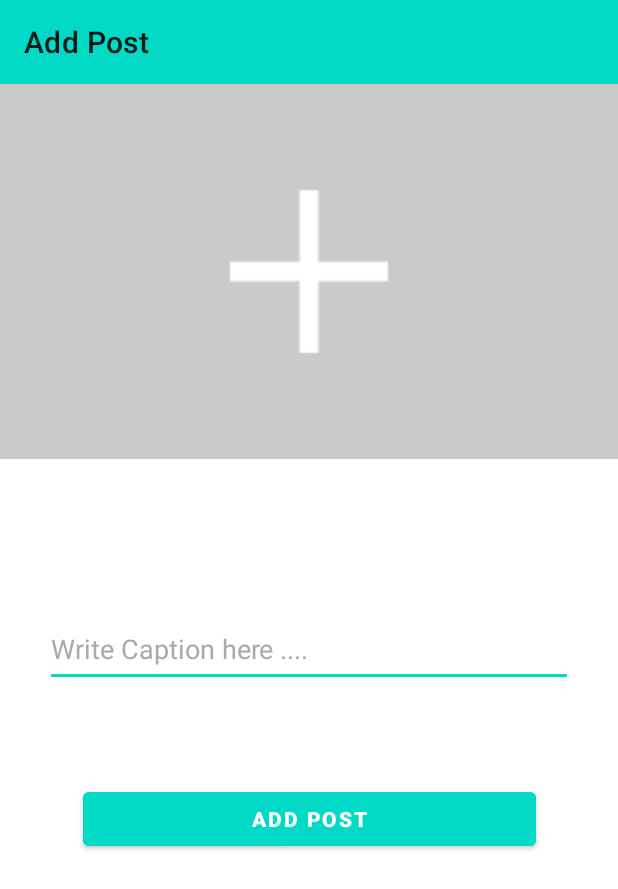
After one commit to aritra-tech/Petzzu-Aritra, an Android app: the AddPostActivity screen opened directly, with no data from a screen before it, on a phone screen of 412 x 824 dp. The commit adds this screen. Shown: the top 889 px of the screen. Run offline under Robolectric (Android 15) with nearby library versions, the phone set to English and light mode, and no system bars; our stand-ins replace Firebase (no records; nobody signed in at launch, a user with empty details on screens opened directly); libraries missing offline, so code that uses them is left out: com.theartofdev.edmodo; Roboto replaces fonts that are not available here.

Commit message:
Add Post

```diff
--- a/app/build.gradle
+++ b/app/build.gradle
@@ -71,5 +71,6 @@ dependencies {
 
     implementation 'de.hdodenhof:circleimageview:3.1.0'
     api 'com.theartofdev.edmodo:android-image-cropper:2.8.+'
+    implementation 'com.github.bumptech.glide:glide:4.11.0'
 
 }
--- /dev/null
+++ b/app/src/main/java/com/example/petzzu/AddPostActivity.java
@@ -0,0 +1,135 @@
+package com.example.petzzu;
+
+import androidx.annotation.NonNull;
+import androidx.annotation.Nullable;
+import androidx.appcompat.app.AppCompatActivity;
+import androidx.appcompat.widget.Toolbar;
+
+import android.content.Intent;
+import android.net.Uri;
+import android.os.Bundle;
+import android.view.View;
+import android.widget.Button;
+import android.widget.EditText;
+import android.widget.ImageView;
+import android.widget.ProgressBar;
+import android.widget.Toast;
+
+import com.google.android.gms.tasks.OnCompleteListener;
+import com.google.android.gms.tasks.OnSuccessListener;
+import com.google.android.gms.tasks.Task;
+import com.google.firebase.auth.FirebaseAuth;
+import com.google.firebase.firestore.DocumentReference;
+import com.google.firebase.firestore.FieldValue;
+import com.google.firebase.firestore.FirebaseFirestore;
+import com.google.firebase.storage.FirebaseStorage;
+import com.google.firebase.storage.StorageReference;
+import com.google.firebase.storage.UploadTask;
+import com.theartofdev.edmodo.cropper.CropImage;
+import com.theartofdev.edmodo.cropper.CropImageView;
+
+import java.util.HashMap;
+
+public class AddPostActivity extends AppCompatActivity {
+    private Button mAddPostButton;
+    private EditText mCaptionText;
+    private ImageView mPostImage;
+    private ProgressBar mProgressBar;
+    private Uri postImageUri=null;
+    private StorageReference storageReference;
+    private FirebaseFirestore firestore;
+    private FirebaseAuth auth;
+    private String currentUserId;
+    private Toolbar postToolbar;
+
+    @Override
+    protected void onCreate(Bundle savedInstanceState) {
+        super.onCreate(savedInstanceState);
+        setContentView(R.layout.activity_add_post);
+        mAddPostButton=findViewById(R.id.save_post_btn);
+        mCaptionText=findViewById(R.id.caption_text);
+        mPostImage=findViewById(R.id.post_image);
+        mProgressBar=findViewById(R.id.post_progressBar);
+        mProgressBar.setVisibility(View.INVISIBLE);
+        postToolbar=findViewById(R.id.addpost_toolbar);
+        setSupportActionBar(postToolbar);
+        getSupportActionBar().setTitle("Add Post");
+        storageReference= FirebaseStorage.getInstance().getReference();
+        firestore=FirebaseFirestore.getInstance();
+        auth=FirebaseAuth.getInstance();
+        currentUserId=auth.getCurrentUser().getUid();
+        mPostImage.setOnClickListener(new View.OnClickListener() {
+            @Override
+            public void onClick(View view) {
+                CropImage.activity()
+                        .setGuidelines(CropImageView.Guidelines.ON)
+                        .setAspectRatio(3,2)
+                        .setMinCropResultSize(512,512)
+                        .start(AddPostActivity.this);
+            }
+        });
+        mAddPostButton.setOnClickListener(new View.OnClickListener() {
+            @Override
+            public void onClick(View view) {
+                mProgressBar.setVisibility(View.VISIBLE);
+                String caption=mCaptionText.getText().toString();
+                if (!caption.isEmpty() && postImageUri!=null){
+                    StorageReference postRef=storageReference.child("post_images").child(FieldValue.serverTimestamp().toString() + ".jpg");
+                    postRef.putFile(postImageUri).addOnCompleteListener(new OnCompleteListener<UploadTask.TaskSnapshot>() {
+                        @Override
+                        public void onComplete(@NonNull Task<UploadTask.TaskSnapshot> task) {
+                            if (task.isSuccessful()){
+                                postRef.getDownloadUrl().addOnSuccessListener(new OnSuccessListener<Uri>() {
+                                    @Override
+                                    public void onSuccess(Uri uri) {
+                                        HashMap<String,Object> postMap=new HashMap<>();
+                                        postMap.put("image",uri.toString());
+                                        postMap.put("user",currentUserId);
+                                        postMap.put("caption",caption);
+                                        postMap.put("time",FieldValue.serverTimestamp());
+
+                                        firestore.collection("Posts").add(postMap).addOnCompleteListener(new OnCompleteListener<DocumentReference>() {
+                                            @Override
+                                            public void onComplete(@NonNull Task<DocumentReference> task) {
+                                                if (task.isSuccessful()){
+                                                    mProgressBar.setVisibility(View.INVISIBLE);
+                                                    Toast.makeText(AddPostActivity.this, "Post Added SuccessFully!!", Toast.LENGTH_SHORT).show();
+                                                    startActivity(new Intent(AddPostActivity.this,PetCommunity.class));
+                                                    finish();
+                                                }else {
+                                                    mProgressBar.setVisibility(View.INVISIBLE);
+                                                    Toast.makeText(AddPostActivity.this, task.getException().toString(), Toast.LENGTH_SHORT).show();
+                                                }
+                                            }
+                                        });
+                                    }
+                                });
+                            }else {
+                                mProgressBar.setVisibility(View.INVISIBLE);
+                                Toast.makeText(AddPostActivity.this, task.getException().getMessage(), Toast.LENGTH_SHORT).show();
+                            }
+                        }
+                    });
+                }else {
+                    mProgressBar.setVisibility(View.INVISIBLE);
+                    Toast.makeText(AddPostActivity.this, "Please Add Image and Write caption", Toast.LENGTH_SHORT).show();
+                }
+            }
+        });
+
+    }
+
+    @Override
+    protected void onActivityResult(int requestCode, int resultCode, @Nullable Intent data) {
+        super.onActivityResult(requestCode, resultCode, data);
+        if (requestCode==CropImage.CROP_IMAGE_ACTIVITY_REQUEST_CODE){
+            CropImage.ActivityResult result=CropImage.getActivityResult(data);
+            if (resultCode==RESULT_OK){
+                postImageUri=result.getUri();
+                mPostImage.setImageURI(postImageUri);
+            } else if (resultCode==CropImage.CROP_IMAGE_ACTIVITY_RESULT_ERROR_CODE) {
+                Toast.makeText(this, result.getError().toString(), Toast.LENGTH_SHORT).show();
+            }
+        }
+    }
+}
--- /dev/null
+++ b/app/src/main/res/layout/activity_add_post.xml
@@ -0,0 +1,77 @@
+<?xml version="1.0" encoding="utf-8"?>
+<androidx.constraintlayout.widget.ConstraintLayout xmlns:android="http://schemas.android.com/apk/res/android"
+    xmlns:app="http://schemas.android.com/apk/res-auto"
+    xmlns:tools="http://schemas.android.com/tools"
+    android:layout_width="match_parent"
+    android:layout_height="match_parent"
+    android:background="@color/white"
+    tools:context=".AddPostActivity">
+
+    <androidx.appcompat.widget.Toolbar
+        android:id="@+id/addpost_toolbar"
+        android:layout_width="match_parent"
+        android:layout_height="wrap_content"
+        android:background="@color/teal_200"
+
+        app:layout_constraintEnd_toEndOf="parent"
+        app:layout_constraintHorizontal_bias="0.5"
+        app:layout_constraintStart_toStartOf="parent"
+        app:layout_constraintTop_toTopOf="parent" />
+
+    <ImageView
+        android:id="@+id/post_image"
+        android:layout_width="0dp"
+        android:layout_height="250dp"
+        android:background="@drawable/add"
+        android:scaleType="centerCrop"
+        app:layout_constraintEnd_toEndOf="parent"
+        app:layout_constraintHorizontal_bias="0.5"
+        app:layout_constraintStart_toStartOf="parent"
+        app:layout_constraintTop_toBottomOf="@+id/addpost_toolbar" />
+
+    <EditText
+        android:id="@+id/caption_text"
+        android:layout_width="0dp"
+        android:layout_height="50dp"
+        android:layout_marginHorizontal="30dp"
+        android:layout_marginTop="102dp"
+
+        android:backgroundTint="@color/teal_200"
+        android:ems="10"
+        android:hint="@string/enter_caption"
+        android:inputType="textEmailAddress"
+        android:textColor="@color/black"
+        android:textColorHint="@android:color/darker_gray"
+        app:layout_constraintEnd_toEndOf="parent"
+        app:layout_constraintHorizontal_bias="0.5"
+        app:layout_constraintStart_toStartOf="parent"
+        app:layout_constraintTop_toBottomOf="@+id/post_image" />
+
+    <Button
+        android:id="@+id/save_post_btn"
+        android:layout_width="302dp"
+        android:layout_height="48dp"
+        android:layout_marginTop="64dp"
+        android:backgroundTint="@color/teal_200"
+        android:text="@string/add_post"
+        android:textColor="@color/white"
+        android:textStyle="bold"
+        app:layout_constraintEnd_toEndOf="parent"
+        app:layout_constraintHorizontal_bias="0.5"
+        app:layout_constraintStart_toStartOf="parent"
+        app:layout_constraintTop_toBottomOf="@+id/caption_text" />
+
+    <ProgressBar
+        android:id="@+id/post_progressBar"
+        style="?android:attr/progressBarStyle"
+        android:layout_width="wrap_content"
+        android:layout_height="wrap_content"
+        android:layout_marginTop="29dp"
+        android:layout_marginBottom="25dp"
+        app:layout_constraintBottom_toTopOf="@+id/caption_text"
+        app:layout_constraintEnd_toEndOf="parent"
+        app:layout_constraintHorizontal_bias="0.5"
+        app:layout_constraintStart_toStartOf="parent"
+        app:layout_constraintTop_toBottomOf="@+id/post_image" />
+
+</androidx.constraintlayout.widget.ConstraintLayout>
```
Also changed, not shown: app/src/main/AndroidManifest.xml (+8 -6 lines), app/src/main/java/com/example/petzzu/PetCommunity.java (+36 -0 lines), app/src/main/java/com/example/petzzu/SetUpActivity.java (+40 -5 lines), app/src/main/res/layout/activity_pet_community.xml (+24 -0 lines), app/src/main/res/drawable/add.png (added).
